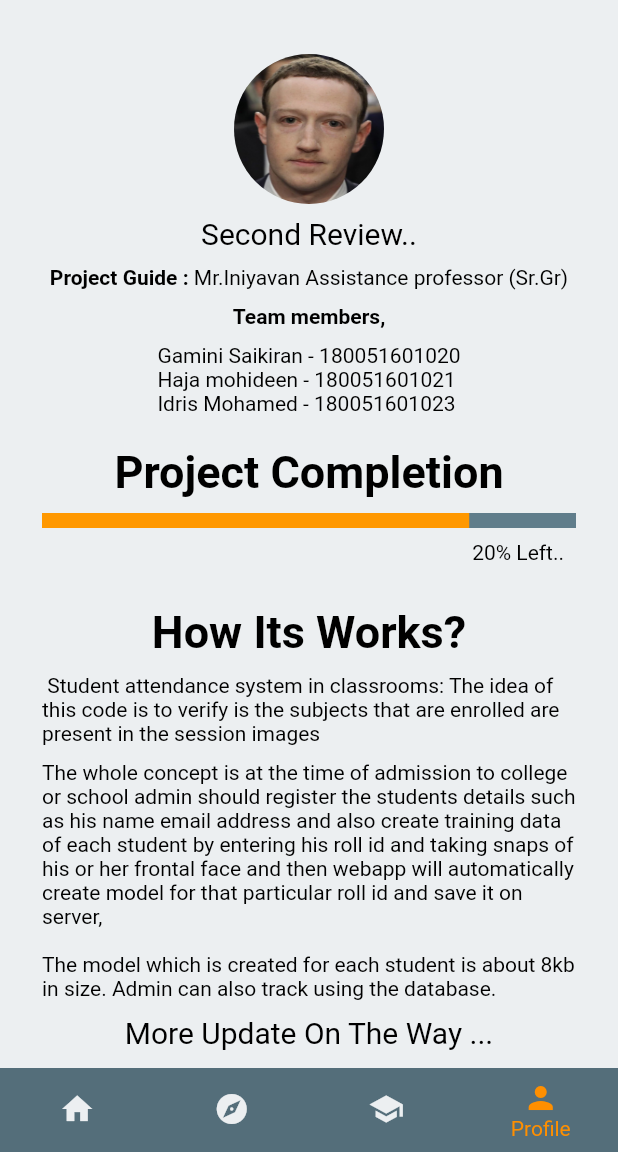
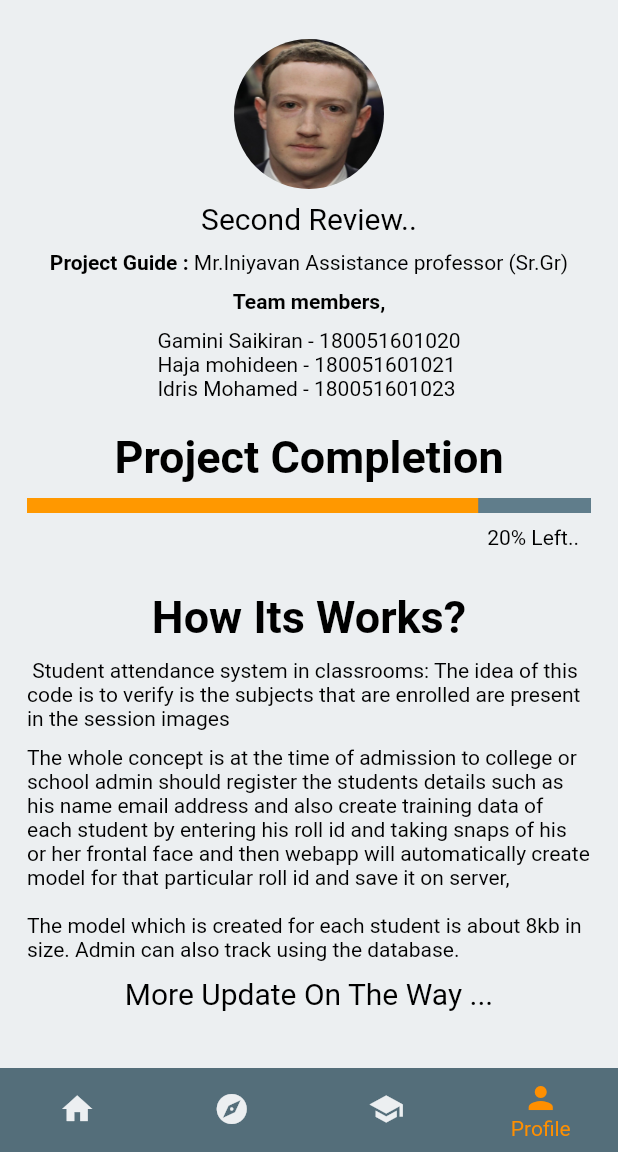
Before and after one commit to hajul-dhanish/Classer-man_app, a Flutter app: the screen it shows after launch, item 4 of the bottom bar chosen, on a phone screen of 412 x 824 dp, the part 84-1236 px from its top. Run offline on Flutter 3.47's test engine with Material 2 defaults, Android fonts, the phone set to English and light mode, and no system bars; our stand-ins replace internet_connection_checker, sqflite; accounts and stored records are empty.

Commit message:
init one

```diff
--- a/lib/page/profile.dart
+++ b/lib/page/profile.dart
@@ -16,7 +16,7 @@ class _ProfilePageState extends State<ProfilePage> {
   Widget build(BuildContext context) {
     return SingleChildScrollView(
       child: Padding(
-        padding: const EdgeInsets.all(28.0),
+        padding: const EdgeInsets.all(18.0),
         child: Column(
           mainAxisAlignment: MainAxisAlignment.start,
           children: [
```
Also changed, not shown: lib/page/home.dart (+5 -4 lines).
